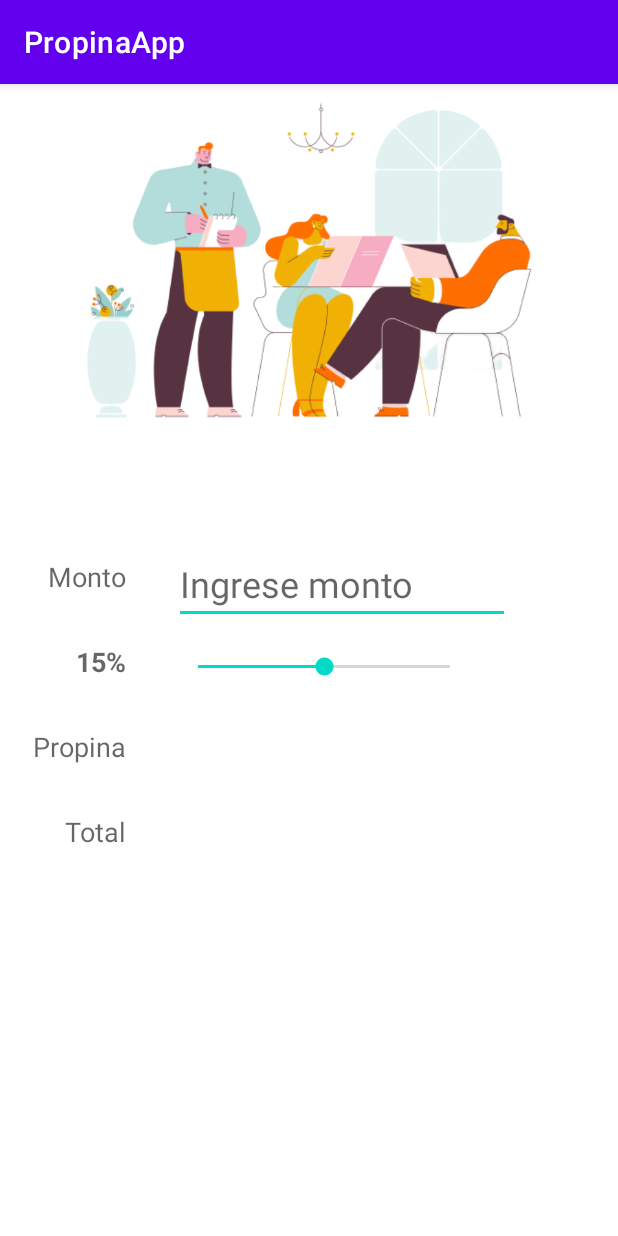
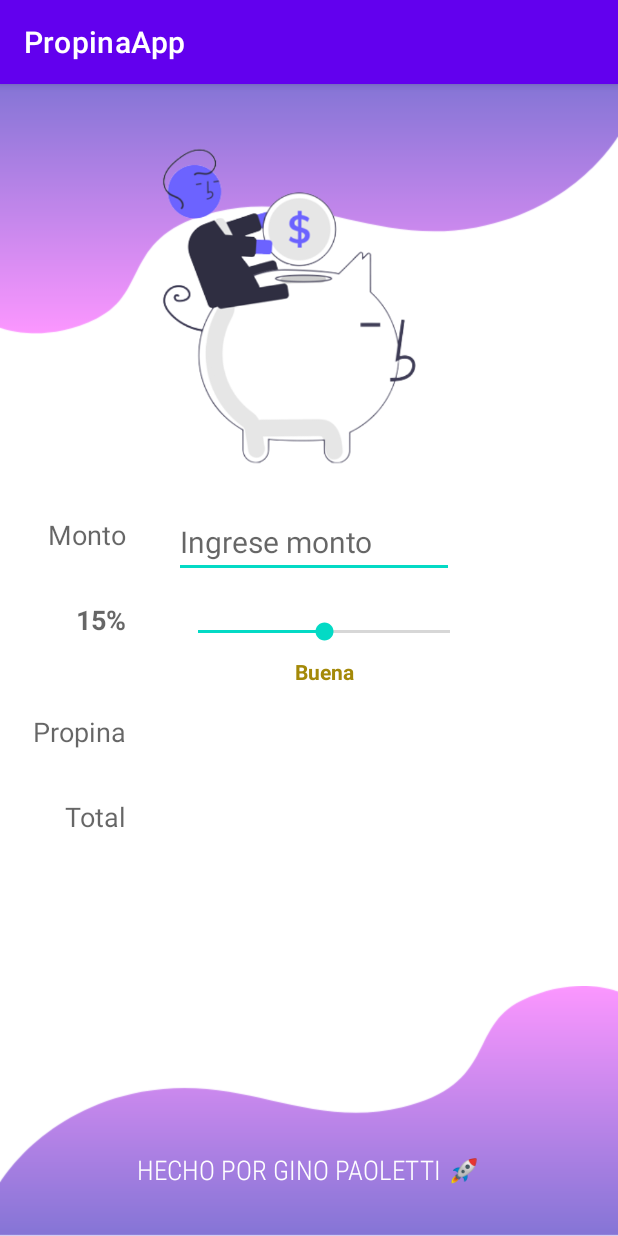
Before and after one commit to gipage/PropinaApp, an Android app: the screen it shows after launch (MainActivity), on a phone screen of 412 x 824 dp. Run offline under Robolectric (Android 15) with nearby library versions, the light colour scheme and no system bars.

Commit message:
Nuevas funcionalidades & nueva UI

```diff
--- a/PropinaApp/app/src/main/java/com/example/propinaapp/MainActivity.kt
+++ b/PropinaApp/app/src/main/java/com/example/propinaapp/MainActivity.kt
@@ -1,13 +1,17 @@
 package com.example.propinaapp
 
 
+import android.animation.ArgbEvaluator
 import android.icu.text.AlphabeticIndex
 import androidx.appcompat.app.AppCompatActivity
 import android.os.Bundle
+import android.text.Editable
+import android.text.TextWatcher
 import android.util.Log
 import android.widget.EditText
 import android.widget.SeekBar
 import android.widget.TextView
+import androidx.core.content.ContextCompat
 
 private const val TAG = "MainActivity"
 private const val PropinaInicial = 15
@@ -17,6 +21,7 @@ class MainActivity : AppCompatActivity() {
     private lateinit var tvPorcentajeLabel:TextView
     private lateinit var tvPropinaCantidad:TextView
     private lateinit var tvTotalCantidad:TextView
+    private lateinit var tvCalidadPropina:TextView
     override fun onCreate(savedInstanceState: Bundle?) {
         super.onCreate(savedInstanceState)
         setContentView(R.layout.activity_main)
@@ -25,18 +30,71 @@ class MainActivity : AppCompatActivity() {
         tvPorcentajeLabel=findViewById(R.id.tvPorcentajeLabel)
         tvPropinaCantidad=findViewById(R.id.tvPropinaCantidad)
         tvTotalCantidad=findViewById(R.id.tvTotalCantidad)
+        tvCalidadPropina=findViewById(R.id.tvCalidadPropina)
         seekBarPropina.progress= PropinaInicial
         tvPorcentajeLabel.text = "$PropinaInicial%"
-
+        actualizarCalidadPropina(PropinaInicial)
         seekBarPropina.setOnSeekBarChangeListener(object: SeekBar.OnSeekBarChangeListener{
             override fun onProgressChanged(p0: SeekBar?, p1: Int, p2: Boolean) {
                 Log.i(TAG,"onProgressChanged $p1")
                 tvPorcentajeLabel.text = "$p1%"
+                calculoPropinayTotal()
+                actualizarCalidadPropina(p1)
             }
 
             override fun onStartTrackingTouch(p0: SeekBar?) {}
 
             override fun onStopTrackingTouch(p0: SeekBar?) {}
         })
+        etCantidad.addTextChangedListener(object: TextWatcher{
+            override fun beforeTextChanged(p0: CharSequence?, p1: Int, p2: Int, p3: Int) {}
+
+            override fun onTextChanged(p0: CharSequence?, p1: Int, p2: Int, p3: Int) {}
+
+            override fun afterTextChanged(p0: Editable?) {
+                Log.i(TAG,"afterTextChanged $p0")
+                calculoPropinayTotal()
+            }
+
+        })
+    }
+
+    private fun actualizarCalidadPropina(progreso: Int) {
+        val calidadprop = when (progreso){
+            in 0..9 -> "Pobre"
+            in 10..14->"Aceptable"
+            in 15..19->"Buena"
+            in 20..24->"Genial"
+            else ->"Increible"
+
+        }
+        tvCalidadPropina.text=calidadprop
+        //actualizar el color con interpolacion
+        val color = ArgbEvaluator().evaluate(
+            progreso.toFloat() / seekBarPropina.max,
+                    ContextCompat.getColor(this,R.color.color_worst_tip),
+                    ContextCompat.getColor(this,R.color.color_best_tip)
+        ) as Int
+        tvCalidadPropina.setTextColor(color)
+    }
+
+//gino
+    private fun calculoPropinayTotal() {
+        if(etCantidad.text.isEmpty()) {
+            tvPropinaCantidad.text = ""
+            tvTotalCantidad.text = ""
+            return
+        }
+        //obtener el valor de la cuenta y el porcentaje de propina
+        val cantidad=etCantidad.text.toString().toDouble()
+        val porcentajePropina=seekBarPropina.progress
+
+        //calcular propina y total
+        val propina=cantidad * porcentajePropina / 100
+        val total = cantidad + propina
+
+        //actualizar la UI
+        tvPropinaCantidad.text = "%.2f".format(propina)
+        tvTotalCantidad.text = "%.2f".format(total)
     }
 }
--- a/PropinaApp/app/src/main/res/layout/activity_main.xml
+++ b/PropinaApp/app/src/main/res/layout/activity_main.xml
@@ -9,6 +9,27 @@
     <!-- vistas lado izquierdo -->
 
     <!-- vistas lado derecho -->
+
+    <ImageView
+        android:id="@+id/imageView4"
+        android:layout_width="wrap_content"
+        android:layout_height="wrap_content"
+        android:adjustViewBounds="true"
+        app:layout_constraintBottom_toBottomOf="parent"
+        app:layout_constraintEnd_toEndOf="parent"
+        app:layout_constraintStart_toStartOf="parent"
+        app:srcCompat="@drawable/bottom_background" />
+
+    <ImageView
+        android:id="@+id/imageView3"
+        android:layout_width="wrap_content"
+        android:layout_height="wrap_content"
+        android:adjustViewBounds="true"
+        app:layout_constraintEnd_toEndOf="parent"
+        app:layout_constraintHorizontal_bias="0.0"
+        app:layout_constraintStart_toStartOf="parent"
+        app:layout_constraintTop_toTopOf="parent"
+        app:srcCompat="@drawable/top_background" />
 
     <TextView
         android:id="@+id/tvTotalLabel"
@@ -45,7 +66,7 @@
         android:id="@+id/tvPropinaLabel"
         android:layout_width="wrap_content"
         android:layout_height="wrap_content"
-        android:layout_marginTop="32dp"
+        android:layout_marginTop="50dp"
         android:text="Propina"
         android:textAppearance="@style/TextAppearance.AppCompat.Medium"
         app:layout_constraintEnd_toEndOf="@+id/tvPorcentajeLabel"
@@ -62,6 +83,17 @@
         app:layout_constraintTop_toBottomOf="@+id/tvMontoLabel"
         tools:text="24%" />
 
+    <TextView
+        android:id="@+id/tvMontoLabel"
+        android:layout_width="wrap_content"
+        android:layout_height="wrap_content"
+        android:layout_marginStart="32dp"
+        android:layout_marginTop="288dp"
+        android:text="Monto"
+        android:textAppearance="@style/TextAppearance.AppCompat.Medium"
+        app:layout_constraintStart_toStartOf="parent"
+        app:layout_constraintTop_toTopOf="parent" />
+
     <EditText
         android:id="@+id/etCantidad"
         android:layout_width="wrap_content"
@@ -70,22 +102,11 @@
         android:ems="8"
         android:hint="Ingrese monto"
         android:inputType="numberDecimal"
-        android:textSize="24sp"
+        android:textSize="20sp"
         app:layout_constraintBottom_toBottomOf="@+id/tvMontoLabel"
         app:layout_constraintStart_toEndOf="@+id/tvMontoLabel"
         app:layout_constraintTop_toTopOf="@+id/tvMontoLabel"
-        app:layout_constraintVertical_bias="0.344" />
-
-    <TextView
-        android:id="@+id/tvMontoLabel"
-        android:layout_width="wrap_content"
-        android:layout_height="wrap_content"
-        android:layout_marginStart="32dp"
-        android:layout_marginTop="316dp"
-        android:text="Monto"
-        android:textAppearance="@style/TextAppearance.AppCompat.Medium"
-        app:layout_constraintStart_toStartOf="parent"
-        app:layout_constraintTop_toTopOf="parent" />
+        app:layout_constraintVertical_bias="0.291" />
 
     <TextView
         android:id="@+id/tvTotalCantidad"
@@ -98,16 +119,40 @@
         app:layout_constraintVertical_bias="1.0"
         tools:text="103.11" />
 
+    <TextView
+        android:id="@+id/tvFooter"
+        android:layout_width="wrap_content"
+        android:layout_height="wrap_content"
+        android:layout_marginBottom="32dp"
+        android:fontFamily="sans-serif-condensed-light"
+        android:text="Hecho por Gino Paoletti 🚀"
+        android:textAllCaps="true"
+        android:textAppearance="@style/TextAppearance.AppCompat.Medium"
+        android:textColor="#FFFFFF"
+        app:layout_constraintBottom_toBottomOf="parent"
+        app:layout_constraintEnd_toEndOf="parent"
+        app:layout_constraintStart_toStartOf="parent" />
+
     <ImageView
-        android:id="@+id/imageView2"
-        android:layout_width="365dp"
-        android:layout_height="371dp"
-        android:layout_marginEnd="10dp"
-        android:layout_marginBottom="4dp"
-        app:layout_constraintBottom_toTopOf="@+id/etCantidad"
+        android:id="@+id/imageView5"
+        android:layout_width="361dp"
+        android:layout_height="266dp"
+        android:layout_marginTop="15dp"
+        android:adjustViewBounds="true"
         app:layout_constraintEnd_toEndOf="parent"
-        app:layout_constraintHorizontal_bias="0.638"
         app:layout_constraintStart_toStartOf="parent"
-        app:srcCompat="@drawable/escena" />
+        app:layout_constraintTop_toTopOf="@+id/imageView3"
+        app:srcCompat="@drawable/alcanciavf" />
+
+    <TextView
+        android:id="@+id/tvCalidadPropina"
+        android:layout_width="wrap_content"
+        android:layout_height="wrap_content"
+        android:layout_marginTop="8dp"
+        android:textStyle="bold"
+        app:layout_constraintEnd_toEndOf="@+id/seekBarPropina"
+        app:layout_constraintStart_toStartOf="@+id/seekBarPropina"
+        app:layout_constraintTop_toBottomOf="@+id/seekBarPropina"
+        tools:text="Aceptable" />
 
 </androidx.constraintlayout.widget.ConstraintLayout>
--- a/PropinaApp/app/src/main/res/values/colors.xml
+++ b/PropinaApp/app/src/main/res/values/colors.xml
@@ -7,4 +7,6 @@
     <color name="teal_700">#FF018786</color>
     <color name="black">#FF000000</color>
     <color name="white">#FFFFFFFF</color>
+    <color name="color_worst_tip">#DC1E0B</color>
+    <color name="color_best_tip">#35BA01</color>
 </resources>
```
Also changed, not shown: PropinaApp/app/src/main/res/drawable/alcanciavf.png (added), PropinaApp/app/src/main/res/drawable/bottom_background.png (added), PropinaApp/app/src/main/res/drawable/escena.png (deleted), PropinaApp/app/src/main/res/drawable/top_background.png (added).
